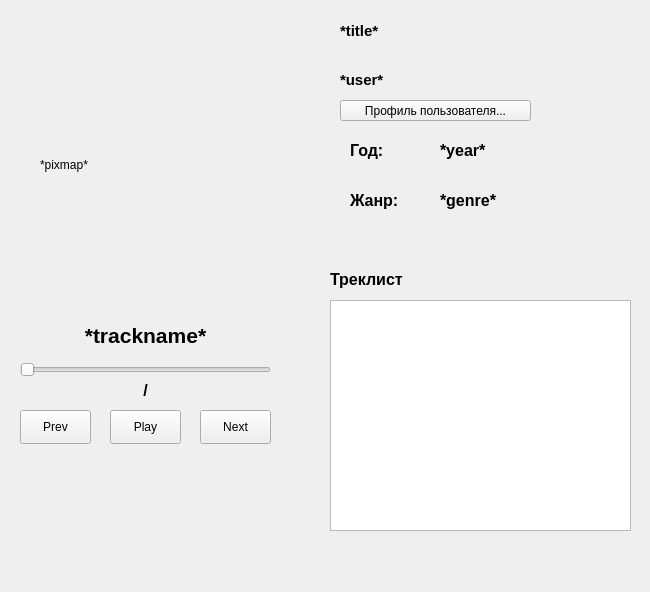
Before: the Qt Designer form ui/album.ui in gepron1x/blacklandradio, drawn with Qt 5.
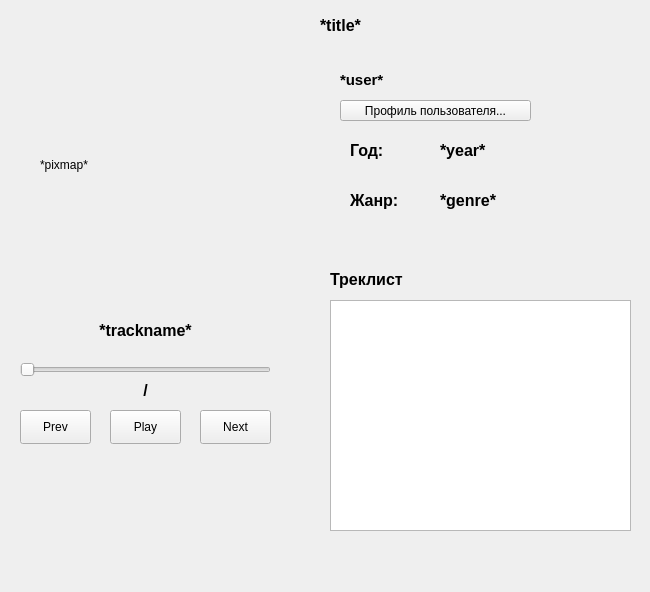
After: the same form once the commit is applied.

```diff
--- a/ui/album.ui
+++ b/ui/album.ui
@@ -32,15 +32,15 @@
   <widget class="QLabel" name="album_name">
    <property name="geometry">
     <rect>
-     <x>340</x>
+     <x>320</x>
      <y>10</y>
-     <width>251</width>
-     <height>41</height>
+     <width>321</width>
+     <height>31</height>
     </rect>
    </property>
    <property name="font">
     <font>
-     <pointsize>11</pointsize>
+     <pointsize>12</pointsize>
      <weight>75</weight>
      <bold>true</bold>
     </font>
@@ -102,15 +102,15 @@
   <widget class="QLabel" name="trackname">
    <property name="geometry">
     <rect>
-     <x>20</x>
-     <y>320</y>
-     <width>251</width>
-     <height>31</height>
+     <x>10</x>
+     <y>310</y>
+     <width>271</width>
+     <height>41</height>
     </rect>
    </property>
    <property name="font">
     <font>
-     <pointsize>16</pointsize>
+     <pointsize>12</pointsize>
      <weight>75</weight>
      <bold>true</bold>
     </font>
```
